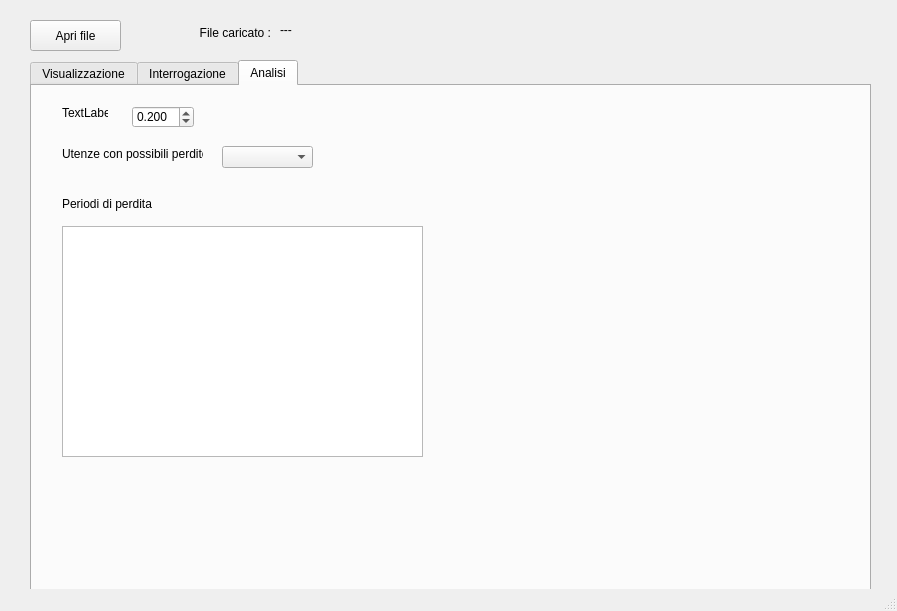
The window that consumiIdrici/mainwindow.ui (FedericoMartinese/ConsumiIdrici) describes before a commit, drawn with Qt 5.
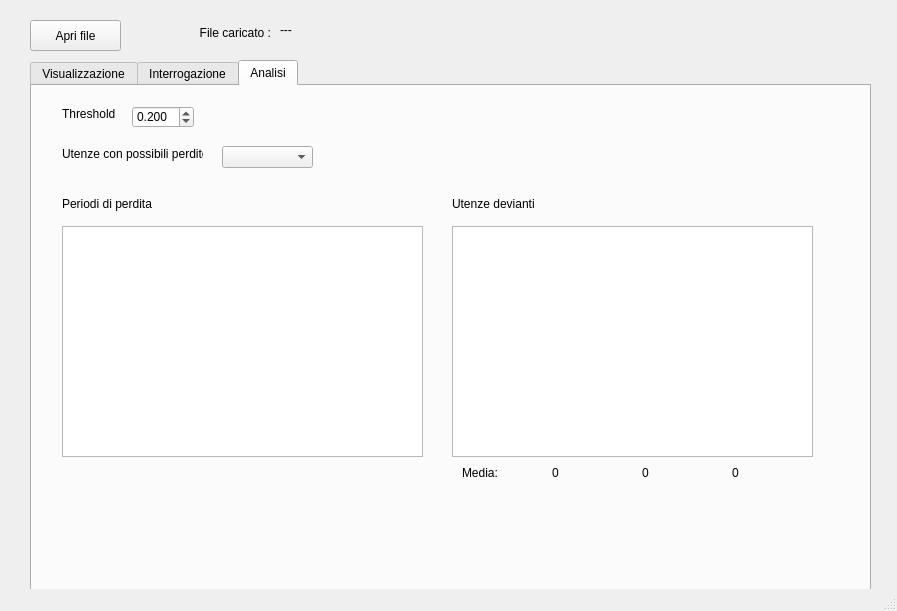
The same window after the commit. Custom widgets are drawn as their Qt base class.

Commit message: Added second table in analysis tab and avgtablemodel

Patch:
```diff
--- a/consumiIdrici/mainwindow.ui
+++ b/consumiIdrici/mainwindow.ui
@@ -404,7 +404,7 @@
        <rect>
         <x>30</x>
         <y>110</y>
-        <width>141</width>
+        <width>361</width>
         <height>16</height>
        </rect>
       </property>
@@ -436,12 +436,12 @@
        <rect>
         <x>30</x>
         <y>20</y>
-        <width>46</width>
-        <height>13</height>
+        <width>61</width>
+        <height>16</height>
        </rect>
       </property>
       <property name="text">
-       <string>TextLabel</string>
+       <string>Threshold</string>
       </property>
      </widget>
      <widget class="QDoubleSpinBox" name="thresholdSpinbox">
@@ -463,6 +463,90 @@
        <double>0.200000000000000</double>
       </property>
      </widget>
+     <widget class="QTableView" name="avgTable">
+      <property name="geometry">
+       <rect>
+        <x>420</x>
+        <y>140</y>
+        <width>361</width>
+        <height>231</height>
+       </rect>
+      </property>
+      <property name="selectionMode">
+       <enum>QAbstractItemView::SingleSelection</enum>
+      </property>
+      <property name="selectionBehavior">
+       <enum>QAbstractItemView::SelectRows</enum>
+      </property>
+      <attribute name="verticalHeaderVisible">
+       <bool>false</bool>
+      </attribute>
+     </widget>
+     <widget class="QLabel" name="label_15">
+      <property name="geometry">
+       <rect>
+        <x>420</x>
+        <y>110</y>
+        <width>361</width>
+        <height>16</height>
+       </rect>
+      </property>
+      <property name="text">
+       <string>Utenze devianti</string>
+      </property>
+     </widget>
+     <widget class="QLabel" name="label_16">
+      <property name="geometry">
+       <rect>
+        <x>430</x>
+        <y>380</y>
+        <width>46</width>
+        <height>13</height>
+       </rect>
+      </property>
+      <property name="text">
+       <string>Media:</string>
+      </property>
+     </widget>
+     <widget class="QLabel" name="dailyAvg">
+      <property name="geometry">
+       <rect>
+        <x>520</x>
+        <y>380</y>
+        <width>46</width>
+        <height>13</height>
+       </rect>
+      </property>
+      <property name="text">
+       <string>0</string>
+      </property>
+     </widget>
+     <widget class="QLabel" name="weeklyAvg">
+      <property name="geometry">
+       <rect>
+        <x>610</x>
+        <y>380</y>
+        <width>46</width>
+        <height>13</height>
+       </rect>
+      </property>
+      <property name="text">
+       <string>0</string>
+      </property>
+     </widget>
+     <widget class="QLabel" name="monthlyAvg">
+      <property name="geometry">
+       <rect>
+        <x>700</x>
+        <y>380</y>
+        <width>46</width>
+        <height>13</height>
+       </rect>
+      </property>
+      <property name="text">
+       <string>0</string>
+      </property>
+     </widget>
     </widget>
    </widget>
    <widget class="QLabel" name="label_10">
```
The commit also changes 11 other files.
